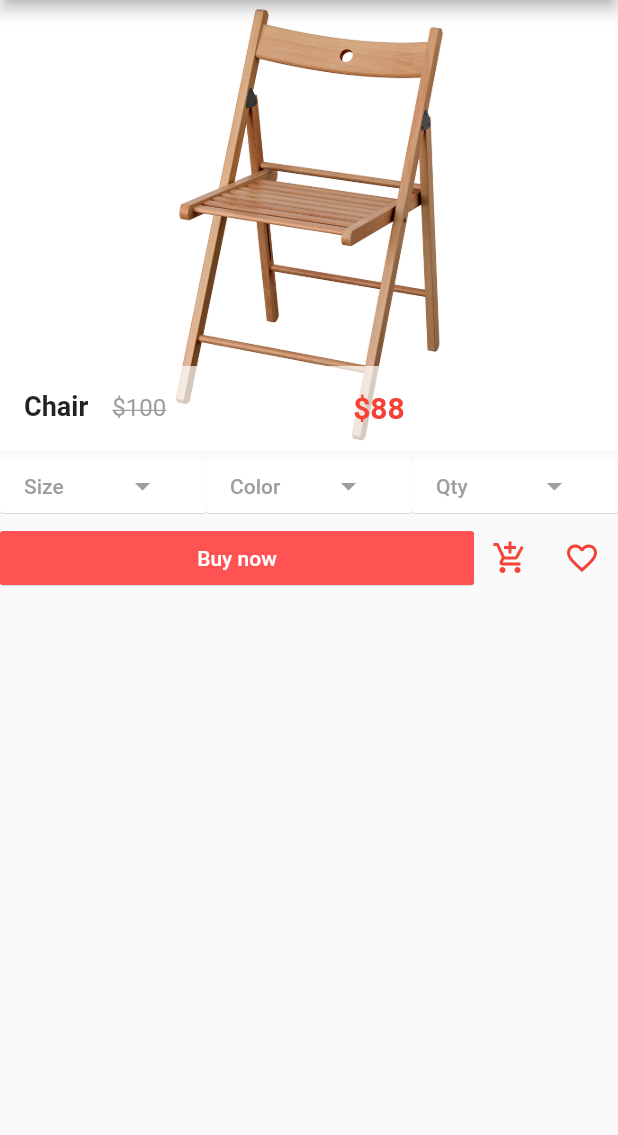
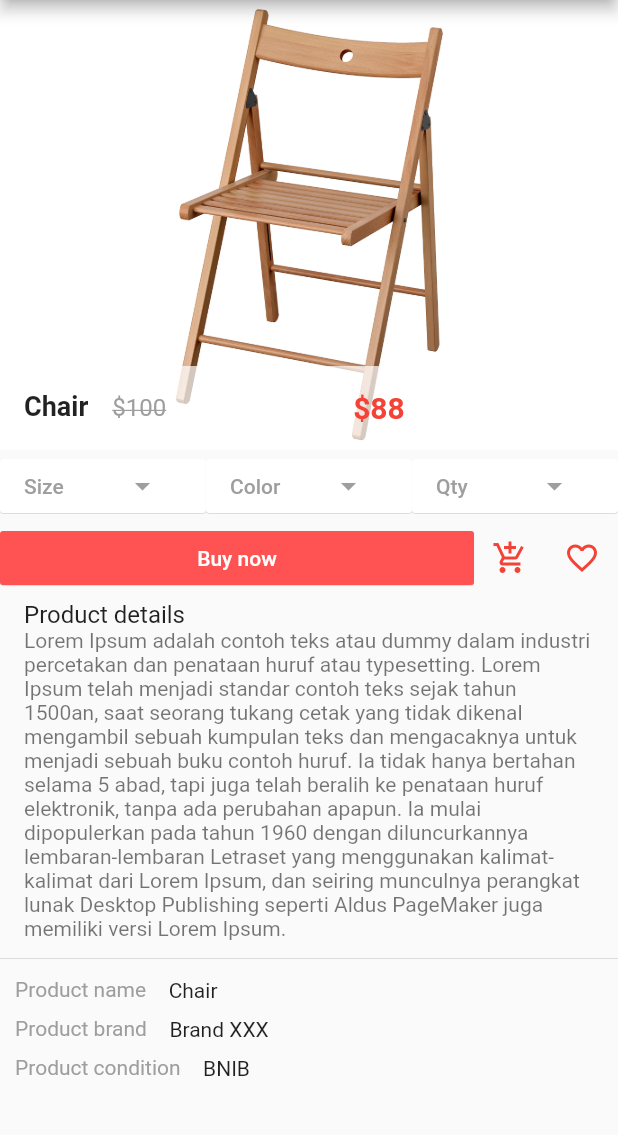
Before and after one commit to ompiko/ecom-flutter, a Flutter app: the screen it shows after launch, after a tap on "Chair", on a phone screen of 412 x 824 dp, the part 84-1219 px from its top. Run offline on Flutter 3.47's test engine with Material 2 defaults, Android fonts, the phone set to English and light mode, and no system bars; our stand-ins replace carousel_pro, font_awesome_flutter.

Commit message:
update product details view and cardboard

```diff
--- a/lib/components/products.dart
+++ b/lib/components/products.dart
@@ -28,6 +28,30 @@ class _ProductsState extends State<Products> {
     },
     {
       "name": "Chair 4",
+      "picture": "images/products/ch14.jpg",
+      "old_price": 108,
+      "new_price": 90,
+    },
+    {
+      "name": "ChairCP",
+      "picture": "images/products/ch11.jpg",
+      "old_price": 100,
+      "new_price": 88,
+    },
+    {
+      "name": "Chair 2CP",
+      "picture": "images/products/ch12.jpg",
+      "old_price": 108,
+      "new_price": 90,
+    },
+    {
+      "name": "Chair 3CP",
+      "picture": "images/products/ch13.jpg",
+      "old_price": 108,
+      "new_price": 90,
+    },
+    {
+      "name": "Chair 4CP",
       "picture": "images/products/ch14.jpg",
       "old_price": 108,
       "new_price": 90,
@@ -80,24 +104,13 @@ class Single_product extends StatelessWidget {
               child: GridTile(
                   footer: Container(
                     color: Colors.white,
-                    child: ListTile(
-                      leading: Text(
-                        product_name,
-                        style: TextStyle(fontWeight: FontWeight.bold),
-                      ),
-                      title: Text(
-                        "\$$product_new_price",
-                        style: TextStyle(
-                            color: Colors.red, fontWeight: FontWeight.w800),
-                      ),
-                      subtitle: Text(
-                        "\$$product_old_price",
-                        style: TextStyle(
-                            color: Colors.black54,
-                            fontWeight: FontWeight.w800,
-                            decoration: TextDecoration.lineThrough),
-                      ),
-                    ),
+                    child: new Row(
+                      children: <Widget>[
+                        Expanded(child: new Text(product_name, style: TextStyle(fontWeight: FontWeight.bold, fontSize: 18.0),),
+                        ),
+                        new Text("\$${product_new_price}", style: TextStyle(color: Colors.red, fontWeight: FontWeight.bold),)
+                      ],
+                    )
                   ),
                   child: Image.asset(
                     product_picture,
--- a/lib/main.dart
+++ b/lib/main.dart
@@ -38,6 +38,7 @@ class _HomePageState extends State<HomePage> {
         dotSize: 3.0,
         dotColor: Colors.deepOrange,
         indicatorBgPadding: 3.0,
+        dotBgColor: Colors.transparent,
       ),
     );
     return Scaffold(
@@ -159,7 +160,7 @@ class _HomePageState extends State<HomePage> {
 
           //grid view
           Container(
-            height: 320.0,
+            height: 250.0,
             child: Products(),
           )
         ],
--- a/lib/pages/product_details.dart
+++ b/lib/pages/product_details.dart
@@ -85,7 +85,24 @@ class _ProductDetailsState extends State<ProductDetails> {
               // =================== Size button
               Expanded(
                   child: MaterialButton(
-                onPressed: () {},
+                onPressed: () {
+                  showDialog(
+                      context: context,
+                      builder: (context) {
+                        return new AlertDialog(
+                          title: Text("Size"),
+                          content: new Text("Choose the size"),
+                          actions: <Widget>[
+                            new MaterialButton(
+                              onPressed: () {
+                                Navigator.of(context).pop(context);
+                              },
+                              child: new Text("close"),
+                            ),
+                          ],
+                        );
+                      });
+                },
                 color: Colors.white,
                 textColor: Colors.grey,
                 elevation: 0.2,
@@ -97,10 +114,27 @@ class _ProductDetailsState extends State<ProductDetails> {
                 ),
               )),
 
-              // =================== Size button
+              // =================== Color button
               Expanded(
                   child: MaterialButton(
-                onPressed: () {},
+                onPressed: () {
+                  showDialog(
+                      context: context,
+                      builder: (context) {
+                        return new AlertDialog(
+                          title: Text("Colors"),
+                          content: new Text("Choose the color"),
+                          actions: <Widget>[
+                            new MaterialButton(
+                              onPressed: () {
+                                Navigator.of(context).pop(context);
+                              },
+                              child: new Text("close"),
+                            ),
+                          ],
+                        );
+                      });
+                },
                 color: Colors.white,
                 textColor: Colors.grey,
                 elevation: 0.2,
@@ -112,10 +146,27 @@ class _ProductDetailsState extends State<ProductDetails> {
                 ),
               )),
 
-              // =================== Size button
+              // =================== Qty button
               Expanded(
                   child: MaterialButton(
-                onPressed: () {},
+                onPressed: () {
+                  showDialog(
+                      context: context,
+                      builder: (context) {
+                        return new AlertDialog(
+                          title: Text("Quantity"),
+                          content: new Text("Choose many quantity"),
+                          actions: <Widget>[
+                            new MaterialButton(
+                              onPressed: () {
+                                Navigator.of(context).pop(context);
+                              },
+                              child: new Text("close"),
+                            ),
+                          ],
+                        );
+                      });
+                },
                 color: Colors.white,
                 textColor: Colors.grey,
                 elevation: 0.2,
@@ -130,6 +181,7 @@ class _ProductDetailsState extends State<ProductDetails> {
           ),
           Row(
             children: <Widget>[
+              //Buy now btn
               Expanded(
                   child: MaterialButton(
                       onPressed: () {},
@@ -148,7 +200,67 @@ class _ProductDetailsState extends State<ProductDetails> {
                   color: Colors.red,
                   onPressed: () {}),
             ],
-          )
+          ),
+          new ListTile(
+            title: new Text("Product details"),
+            subtitle: new Text(
+                "Lorem Ipsum adalah contoh teks atau dummy dalam industri percetakan dan penataan huruf atau typesetting. "
+                "Lorem Ipsum telah menjadi standar contoh teks sejak tahun 1500an, saat seorang tukang cetak yang tidak dikenal "
+                "mengambil sebuah kumpulan teks dan mengacaknya untuk menjadi sebuah buku contoh huruf. Ia tidak hanya bertahan selama "
+                "5 abad, tapi juga telah beralih ke penataan huruf elektronik, tanpa ada perubahan apapun. "
+                "Ia mulai dipopulerkan pada tahun 1960 dengan diluncurkannya lembaran-lembaran Letraset yang menggunakan "
+                "kalimat-kalimat dari Lorem Ipsum, dan seiring munculnya perangkat lunak Desktop Publishing seperti Aldus PageMaker "
+                "juga memiliki versi Lorem Ipsum."),
+          ),
+          Divider(),
+          new Row(
+            children: <Widget>[
+              Padding(
+                padding: const EdgeInsets.fromLTRB(10.0, 4.0, 10.0, 5.0),
+                child: new Text(
+                  "Product name",
+                  style: TextStyle(color: Colors.grey),
+                ),
+              ),
+              Padding(
+                padding: EdgeInsets.all(5.0),
+                child: new Text(widget.product_details_name),
+              )
+            ],
+          ),
+          new Row(
+            children: <Widget>[
+              Padding(
+                padding: const EdgeInsets.fromLTRB(10.0, 4.0, 10.0, 5.0),
+                child: new Text(
+                  "Product brand",
+                  style: TextStyle(color: Colors.grey),
+                ),
+              ),
+              //REMEMBER CREATE PRODUCT BRAND
+              Padding(
+                padding: EdgeInsets.all(5.0),
+                child: new Text("Brand XXX"),
+              )
+            ],
+          ),
+
+          //REMEMBER CREATE PRODUCT CONDITION
+          new Row(
+            children: <Widget>[
+              Padding(
+                padding: const EdgeInsets.fromLTRB(10.0, 4.0, 10.0, 5.0),
+                child: new Text(
+                  "Product condition",
+                  style: TextStyle(color: Colors.grey),
+                ),
+              ),
+              Padding(
+                padding: EdgeInsets.all(5.0),
+                child: new Text("BNIB"),
+              )
+            ],
+          ),
         ],
       ),
     );
```
